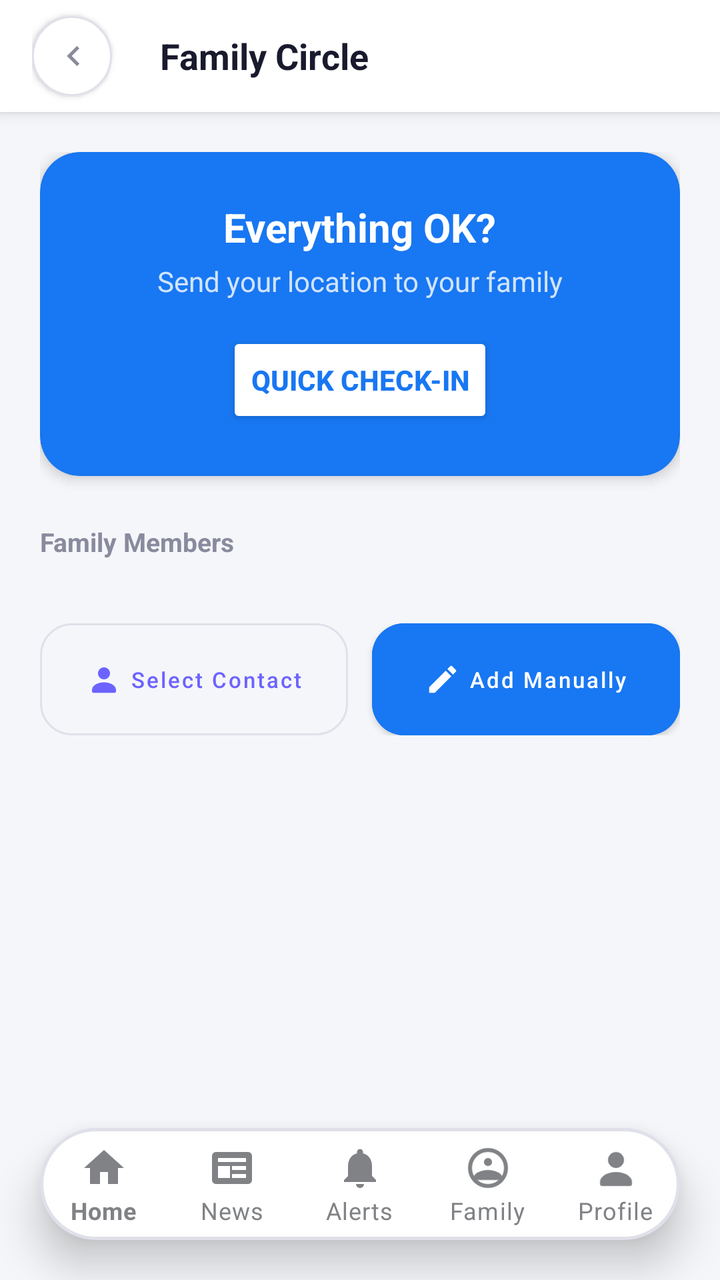
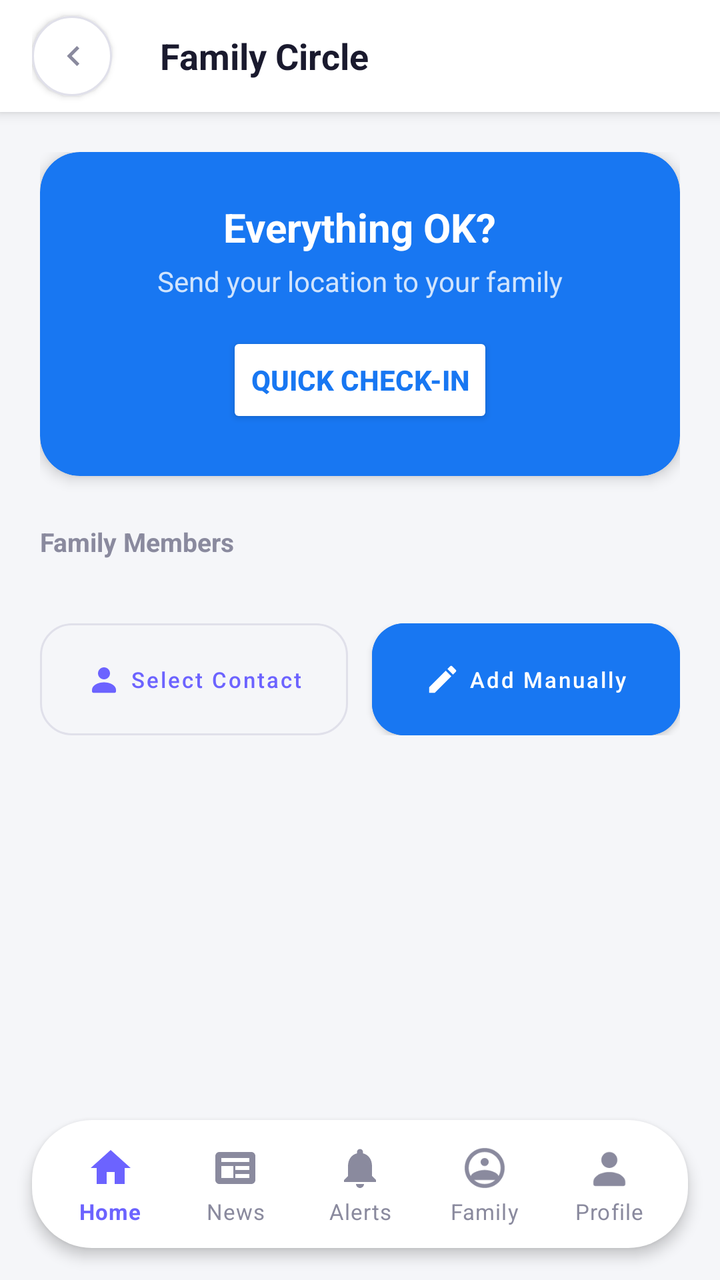

Before-and-after screenshots of an Android layout around one commit, followed by the original layout XML and the change that was made.
<!-- AndroidManifest.xml: application theme Theme.EmergencySOSApp -->
<!-- res/layout/activity_family.xml -->
<?xml version="1.0" encoding="utf-8"?>
<RelativeLayout xmlns:android="http://schemas.android.com/apk/res/android"
    xmlns:app="http://schemas.android.com/apk/res-auto"
    android:layout_width="match_parent"
    android:layout_height="match_parent"
    android:background="@color/background">

    <com.google.android.material.appbar.MaterialToolbar
        android:id="@+id/toolbar"
        android:layout_width="match_parent"
        android:layout_height="wrap_content"
        android:minHeight="?attr/actionBarSize"
        android:background="@color/white"
        android:elevation="4dp"
        android:paddingHorizontal="16dp">

        <ImageView
            android:id="@+id/btnBack"
            android:layout_width="40dp"
            android:layout_height="40dp"
            android:background="@drawable/bg_circle_white"
            android:contentDescription="Back"
            android:elevation="2dp"
            android:padding="10dp"
            android:rotation="180"
            android:src="@drawable/ic_chevron_right" />

        <TextView
            android:layout_width="wrap_content"
            android:layout_height="wrap_content"
            android:layout_marginStart="24dp"
            android:text="@string/family_title"
            android:textColor="@color/text_dark"
            android:textSize="18sp"
            android:textStyle="bold" />
    </com.google.android.material.appbar.MaterialToolbar>

    <androidx.core.widget.NestedScrollView
        android:id="@+id/familyScrollView"
        android:layout_width="match_parent"
        android:layout_height="match_parent"
        android:layout_below="@id/toolbar"
        android:layout_above="@id/bottomNavigation">

        <LinearLayout
            android:layout_width="match_parent"
            android:layout_height="wrap_content"
            android:orientation="vertical"
            android:padding="20dp">

            
            <com.google.android.material.card.MaterialCardView
                android:layout_width="match_parent"
                android:layout_height="wrap_content"
                android:layout_marginBottom="24dp"
                app:cardBackgroundColor="@color/fb_blue"
                app:cardCornerRadius="20dp"
                app:cardElevation="4dp">
                <LinearLayout
                    android:layout_width="match_parent"
                    android:layout_height="wrap_content"
                    android:orientation="vertical"
                    android:padding="24dp"
                    android:gravity="center">
                    <TextView
                        android:layout_width="wrap_content"
                        android:layout_height="wrap_content"
                        android:text="@string/everything_ok"
                        android:textColor="@color/white"
                        android:textSize="20sp"
                        android:textStyle="bold" />
                    <TextView
                        android:layout_width="wrap_content"
                        android:layout_height="wrap_content"
                        android:layout_marginTop="4dp"
                        android:text="@string/send_location_family"
                        android:textColor="#CCFFFFFF"
                        android:textSize="14sp" />
                    <Button
                        android:id="@+id/btnCheckIn"
                        android:layout_width="wrap_content"
                        android:layout_height="48dp"
                        android:layout_marginTop="16dp"
                        android:backgroundTint="@color/white"
                        android:text="@string/quick_checkin"
                        android:textColor="@color/fb_blue"
                        android:textStyle="bold" />
                </LinearLayout>
            </com.google.android.material.card.MaterialCardView>

            <TextView
                android:layout_width="wrap_content"
                android:layout_height="wrap_content"
                android:text="@string/family_members"
                android:textColor="@color/text_gray"
                android:textSize="13sp"
                android:textStyle="bold" />

            <LinearLayout
                android:id="@+id/familyMembersContainer"
                android:layout_width="match_parent"
                android:layout_height="wrap_content"
                android:layout_marginTop="8dp"
                android:orientation="vertical" />

            <LinearLayout
                android:id="@+id/layoutFamilyEmpty"
                android:layout_width="match_parent"
                android:layout_height="wrap_content"
                android:layout_marginTop="20dp"
                android:gravity="center"
                android:visibility="gone"
                android:orientation="vertical">
                <ImageView
                    android:layout_width="80dp"
                    android:layout_height="80dp"
                    android:alpha="0.2"
                    android:src="@drawable/ic_alert_family"
                    app:tint="@color/text_gray" />
                <TextView
                    android:layout_width="wrap_content"
                    android:layout_height="wrap_content"
                    android:layout_marginTop="16dp"
                    android:text="@string/no_family_added"
                    android:textColor="@color/text_gray"
                    android:textSize="15sp" />
            </LinearLayout>

            <LinearLayout
                android:layout_width="match_parent"
                android:layout_height="wrap_content"
                android:layout_marginTop="24dp"
                android:orientation="horizontal">

                <com.google.android.material.button.MaterialButton
                    android:id="@+id/btnPickContact"
                    style="@style/Widget.MaterialComponents.Button.OutlinedButton"
                    android:layout_width="0dp"
                    android:layout_height="56dp"
                    android:layout_weight="1"
                    android:layout_marginEnd="6dp"
                    android:text="@string/pick_from_contacts"
                    android:textSize="11sp"
                    android:insetTop="0dp"
                    android:insetBottom="0dp"
                    android:textAllCaps="false"
                    android:paddingHorizontal="4dp"
                    app:cornerRadius="16dp"
                    app:icon="@drawable/ic_personal"
                    app:iconTint="@color/primary"
                    app:iconSize="18dp"
                    app:iconPadding="4dp"
                    app:iconGravity="textStart"
                    app:strokeColor="@color/border_gray" />

                <com.google.android.material.button.MaterialButton
                    android:id="@+id/btnAddMember"
                    android:layout_width="0dp"
                    android:layout_height="56dp"
                    android:layout_weight="1"
                    android:layout_marginStart="6dp"
                    android:text="@string/add_manually"
                    android:textSize="11sp"
                    android:insetTop="0dp"
                    android:insetBottom="0dp"
                    android:textAllCaps="false"
                    android:backgroundTint="@color/fb_blue"
                    android:textColor="@color/white"
                    app:cornerRadius="16dp"
                    app:icon="@drawable/ic_edit"
                    app:iconTint="@color/white"
                    app:iconSize="18dp"
                    app:iconPadding="4dp"
                    app:iconGravity="textStart" />

            </LinearLayout>

        </LinearLayout>
    </androidx.core.widget.NestedScrollView>

    <com.google.android.material.bottomnavigation.BottomNavigationView
        android:id="@+id/bottomNavigation"
        android:layout_width="match_parent"
        android:layout_height="wrap_content"
        android:layout_alignParentBottom="true"
        android:layout_margin="16dp"
        android:background="@drawable/bg_floating_menu"
        app:elevation="12dp"
        app:itemIconTint="@color/m_grey_icon"
        app:itemTextColor="@color/m_grey_icon"
        app:labelVisibilityMode="labeled"
        app:menu="@menu/bottom_nav_menu" />

</RelativeLayout>
<!-- resources referenced by this layout -->
<resources>
  <color name="background">#F5F6F9</color>
  <color name="border_gray">#E0E0EA</color>
  <color name="fb_blue">#1877F2</color>
  <color name="m_grey_icon">#808285</color>
  <color name="primary">#6C63FF</color>
  <color name="text_dark">#1A1A2E</color>
  <color name="text_gray">#8A8A9E</color>
  <color name="white">#FFFFFF</color>
  <!-- drawable bg_circle_white (drawable) -->
  <?xml version="1.0" encoding="utf-8"?>
  <shape xmlns:android="http://schemas.android.com/apk/res/android"
      android:shape="oval">
      <solid android:color="@color/card_background" />
      <stroke android:width="1dp" android:color="@color/border_gray" />
  </shape>
  <!-- drawable bg_floating_menu (drawable) -->
  <?xml version="1.0" encoding="utf-8"?>
  <inset xmlns:android="http://schemas.android.com/apk/res/android"
      android:insetLeft="4dp"
      android:insetRight="4dp"
      android:insetBottom="4dp"
      android:insetTop="4dp">
      <shape android:shape="rectangle">
          <solid android:color="@color/white" />
          <corners android:radius="32dp" />
          <stroke android:width="1.5dp" android:color="#E0E0EA" />
      </shape>
  </inset>
  <!-- drawable ic_chevron_right (drawable) -->
  <?xml version="1.0" encoding="utf-8"?>
  <vector xmlns:android="http://schemas.android.com/apk/res/android"
      android:width="20dp"
      android:height="20dp"
      android:viewportWidth="24"
      android:viewportHeight="24">
      <path
          android:fillColor="#8A8A9E"
          android:pathData="M9,6l6,6l-6,6l-1.41,-1.41L12.17,12L7.59,7.41z" />
  </vector>
  <string name="add_manually">Add Manually</string>
  <string name="everything_ok">Everything OK?</string>
  <string name="family_members">Family Members</string>
  <string name="family_title">Family Circle</string>
  <string name="no_family_added">No family members added</string>
  <string name="pick_from_contacts">Select Contact</string>
  <string name="quick_checkin">QUICK CHECK-IN</string>
  <string name="send_location_family">Send your location to your family</string>
  <color name="card_background">#FFFFFF</color>
  <color name="primary_dark">#5A52E0</color>
  <!-- unchanged entries left out for length: 4 -->
</resources>

<!-- the commit's change to res/layout/activity_family.xml (unified diff, before → after) -->
@@ -180,15 +180,13 @@
 
     <com.google.android.material.bottomnavigation.BottomNavigationView
         android:id="@+id/bottomNavigation"
+        style="@style/App.BottomNavigation"
         android:layout_width="match_parent"
         android:layout_height="wrap_content"
+        android:background="@drawable/bg_bottom_nav"
         android:layout_alignParentBottom="true"
         android:layout_margin="16dp"
-        android:background="@drawable/bg_floating_menu"
-        app:elevation="12dp"
-        app:itemIconTint="@color/m_grey_icon"
-        app:itemTextColor="@color/m_grey_icon"
-        app:labelVisibilityMode="labeled"
+        app:cardCornerRadius="300dp"
         app:menu="@menu/bottom_nav_menu" />
 
 </RelativeLayout>
<!-- resource entries referenced after the edit -->
@@ -3,11 +3,26 @@
   <color name="background">#F5F6F9</color>
   <color name="border_gray">#E0E0EA</color>
   <color name="fb_blue">#1877F2</color>
-  <color name="m_grey_icon">#808285</color>
   <color name="primary">#6C63FF</color>
   <color name="text_dark">#1A1A2E</color>
   <color name="text_gray">#8A8A9E</color>
   <color name="white">#FFFFFF</color>
+  <!-- drawable bg_bottom_nav (drawable) -->
+  <?xml version="1.0" encoding="utf-8"?>
+  <shape xmlns:android="http://schemas.android.com/apk/res/android"
+      android:shape="rectangle">
+  
+      <solid android:color="@android:color/white" />
+  
+      <corners android:radius="30dp" />
+  
+      <padding
+          android:left="8dp"
+          android:top="4dp"
+          android:right="8dp"
+          android:bottom="4dp" />
+  
+  </shape>
   <!-- drawable bg_circle_white (drawable) -->
   <?xml version="1.0" encoding="utf-8"?>
   <shape xmlns:android="http://schemas.android.com/apk/res/android"
@@ -17,17 +32,12 @@
   </shape>
   <!-- drawable bg_floating_menu (drawable) -->
   <?xml version="1.0" encoding="utf-8"?>
-  <inset xmlns:android="http://schemas.android.com/apk/res/android"
-      android:insetLeft="4dp"
-      android:insetRight="4dp"
-      android:insetBottom="4dp"
-      android:insetTop="4dp">
-      <shape android:shape="rectangle">
-          <solid android:color="@color/white" />
-          <corners android:radius="32dp" />
-          <stroke android:width="1.5dp" android:color="#E0E0EA" />
-      </shape>
-  </inset>
+  <shape xmlns:android="http://schemas.android.com/apk/res/android"
+      android:shape="rectangle">
+      <solid android:color="@color/white" />
+      <corners android:radius="100dp" />
+      <stroke android:width="1dp" android:color="#F0F2F5" />
+  </shape>
   <!-- drawable ic_chevron_right (drawable) -->
   <?xml version="1.0" encoding="utf-8"?>
   <vector xmlns:android="http://schemas.android.com/apk/res/android"
@@ -47,7 +57,29 @@
   <string name="pick_from_contacts">Select Contact</string>
   <string name="quick_checkin">QUICK CHECK-IN</string>
   <string name="send_location_family">Send your location to your family</string>
+  <style name="App.BottomNavigation" parent="Widget.MaterialComponents.BottomNavigationView">
+          <item name="android:layout_height">62dp</item>
+          <item name="itemIconTint">@color/nav_item_color</item>
+          <item name="itemTextColor">@color/nav_item_color</item>
+          <item name="itemRippleColor">@android:color/transparent</item>
+          <item name="labelVisibilityMode">labeled</item>
+          <item name="itemHorizontalTranslationEnabled">false</item>
+          <item name="itemTextAppearanceActive">@style/NavText.Active</item>
+          <item name="itemTextAppearanceInactive">@style/NavText.Inactive</item>
+          <item name="background">@drawable/bg_floating_menu</item>
+          <item name="elevation">4dp</item>
+      </style>
   <color name="card_background">#FFFFFF</color>
+  <style name="NavText.Active" parent="TextAppearance.MaterialComponents.Caption">
+          <item name="android:textSize">11sp</item>
+          <item name="android:textStyle">bold</item>
+          <item name="android:textColor">@color/text_dark</item>
+      </style>
+  <style name="NavText.Inactive" parent="TextAppearance.MaterialComponents.Caption">
+          <item name="android:textSize">11sp</item>
+          <item name="android:textStyle">normal</item>
+          <item name="android:textColor">@color/text_gray</item>
+      </style>
   <color name="primary_dark">#5A52E0</color>
   <!-- unchanged entries left out for length: 4 -->
 </resources>
